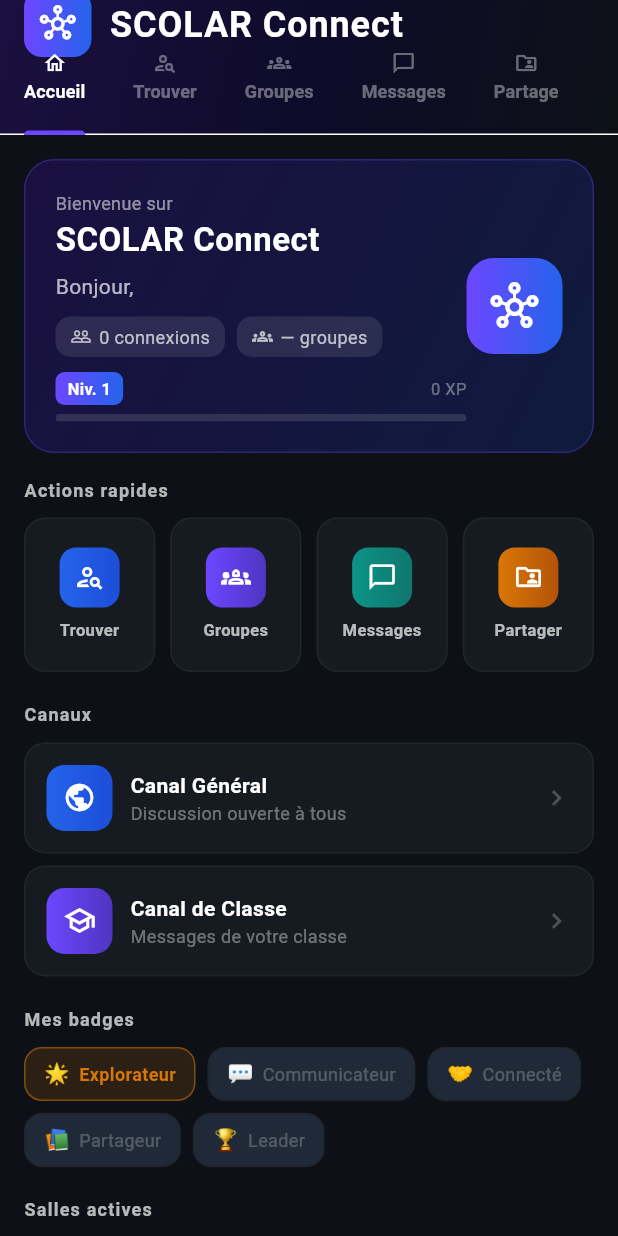
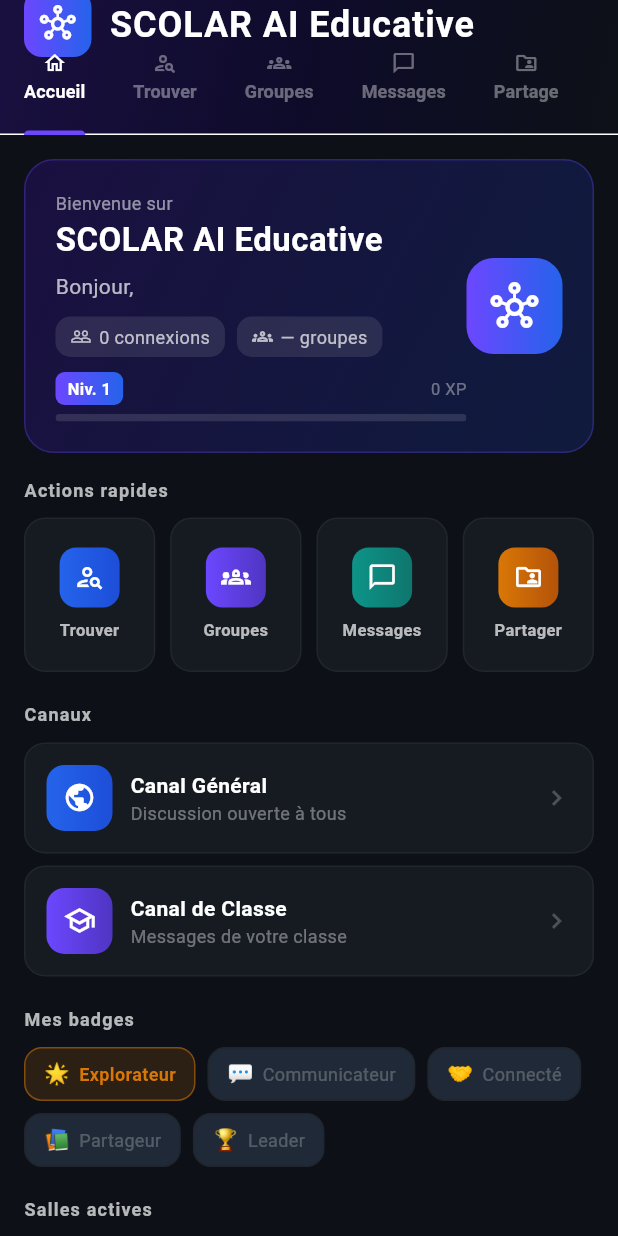
Before and after one commit to ilyas31ai/ilyas_app, a Flutter app: the SCOLARConnectPage screen opened by its route, on a phone screen of 412 x 824 dp. Run offline on Flutter 3.47's test engine with Material 3 defaults, Android fonts, the phone set to English and light mode, and no system bars; our stand-ins replace audioplayers, clock, cloud_firestore, file_picker, firebase_auth, firebase_core and 11 more; missing offline and left inert: dart:html, record, speech_to_text_platform_interface; accounts and stored records are empty; statements that could not run were skipped.

Commit message:
feat(branding): uniformiser le nom en SCOLAR AI Educative + supprimer audio/video
Renommage :
- android:label, CFBundleDisplayName/CFBundleName, MaterialApp.title,
  web/manifest.json → SCOLAR AI Educative
- Tous les textes affichés dans l'UI (AppBar, titres, sous-titres, PDF
  bulletins, messages IA, badges, presse-papier) : remplace les variantes
  ScolarAI Educative / SCOLAR AI / SCOLAR Connect par SCOLAR AI Educative
- BottomNavBar onglet 3 : 'Connect' → 'Réseau'
- Commentaires de code mis a jour (routes, services)

Suppression audio/video (scolar_salle_page.dart) :
- Retire le bloc Visioconference (bouton Rejoindre la visio,
  icone videocam, TODO WebRTC/Jitsi, SnackBar bientot disponible)
- Retire le bloc Tableau blanc collaboratif (placeholder En developpement)
- Conserve le chat texte, les groupes et la liste des participants

Aucune dependance audio/video trouvee dans pubspec.yaml.
flutter analyze : 0 erreur. APK debug : OK.

Co-Authored-By: Claude Sonnet 4.6 <noreply@anthropic.com>

```diff
--- a/lib/main.dart
+++ b/lib/main.dart
@@ -196,7 +196,7 @@ class MyApp extends StatelessWidget {
   Widget build(BuildContext context) {
     return MaterialApp(
       debugShowCheckedModeBanner: false,
-      title: 'ScolarAI Educative',
+      title: 'SCOLAR AI Educative',
 
       theme: ThemeData(
         brightness: Brightness.dark,
--- a/lib/pages/direction_dashboard_page.dart
+++ b/lib/pages/direction_dashboard_page.dart
@@ -181,7 +181,7 @@ class _DirectionDashboardPageState extends State<DirectionDashboardPage> {
 
   void _shareCode(String code, String schoolNom) {
     Clipboard.setData(ClipboardData(
-        text: 'Rejoignez $schoolNom sur SCOLAR AI avec le code : $code'));
+        text: 'Rejoignez $schoolNom sur SCOLAR AI Educative avec le code : $code'));
     ScaffoldMessenger.of(context).showSnackBar(SnackBar(
       content: const Text('Message copié — partagez-le à vos utilisateurs'),
       backgroundColor: _blue,
@@ -402,7 +402,7 @@ class _DirectionDashboardPageState extends State<DirectionDashboardPage> {
                     color: Colors.white,
                     fontSize: 16,
                     fontWeight: FontWeight.bold)),
-            Text('SCOLAR Connect · Direction',
+            Text('SCOLAR AI Educative · Direction',
                 style: TextStyle(color: Colors.white38, fontSize: 11)),
           ],
         ),
@@ -647,7 +647,7 @@ class _DirectionDashboardPageState extends State<DirectionDashboardPage> {
                               letterSpacing: 6,
                             )),
                         const Spacer(),
-                        Text('SCOLAR AI',
+                        Text('SCOLAR AI Educative',
                             style: TextStyle(
                                 color:
                                     Colors.white.withValues(alpha: 0.2),
--- a/lib/pages/eleve_releve_notes_page.dart
+++ b/lib/pages/eleve_releve_notes_page.dart
@@ -294,7 +294,7 @@ class _ReleveBodyState extends State<_ReleveBody>
               pw.Row(
                 mainAxisAlignment: pw.MainAxisAlignment.spaceBetween,
                 children: [
-                  pw.Text('SCOLAR Connect — Bulletin de notes',
+                  pw.Text('SCOLAR AI Educative — Bulletin de notes',
                       style: pw.TextStyle(
                           fontSize: 16,
                           fontWeight: pw.FontWeight.bold,
--- a/lib/pages/home_page.dart
+++ b/lib/pages/home_page.dart
@@ -164,12 +164,12 @@ class _HomePageState extends State<HomePage> {
   }
 
   String get _roleSubtitle {
-    if (PermissionService.isDirection(_role)) return 'SCOLAR AI · Direction';
-    if (_role == UserRole.professeur) return 'SCOLAR AI · Professeur';
-    if (_role == UserRole.parent) return 'SCOLAR AI · Parent';
+    if (PermissionService.isDirection(_role)) return 'SCOLAR AI Educative · Direction';
+    if (_role == UserRole.professeur) return 'SCOLAR AI Educative · Professeur';
+    if (_role == UserRole.parent) return 'SCOLAR AI Educative · Parent';
     final niveau = _profile?.niveau;
-    if (niveau != null && niveau.isNotEmpty) return 'SCOLAR AI · $niveau';
-    return 'SCOLAR AI · Élève';
+    if (niveau != null && niveau.isNotEmpty) return 'SCOLAR AI Educative · $niveau';
+    return 'SCOLAR AI Educative · Élève';
   }
 
   // ─── Banner ────────────────────────────────────────────────────────────────
@@ -396,7 +396,7 @@ class _HomePageState extends State<HomePage> {
         const SizedBox(height: 8),
         _ToolCard(
           icon: Icons.chat_bubble_outline,
-          title: 'SCOLAR Connect',
+          title: 'SCOLAR AI Educative',
           subtitle: 'Discussions avec vos contacts',
           colors: const [Color(0xFF374151), Color(0xFF1F2937)],
           onTap: () => Navigator.pushNamed(context, '/scolar_connect'),
@@ -563,7 +563,7 @@ class _EleveFullDashboard extends StatelessWidget {
                 Text(
                   profile.niveau != null && profile.niveau!.isNotEmpty
                       ? '${profile.niveau} · ${profile.classeNom ?? ''}'
-                      : profile.classeNom ?? 'SCOLAR AI · Élève',
+                      : profile.classeNom ?? 'SCOLAR AI Educative · Élève',
                   style: const TextStyle(color: Colors.white38, fontSize: 11),
                 ),
               ],
@@ -1454,7 +1454,7 @@ class _EleveCommunicationTools extends StatelessWidget {
         const SizedBox(height: 8),
         _CommCard(
           icon: Icons.chat_bubble_outline,
-          title: 'SCOLAR Connect',
+          title: 'SCOLAR AI Educative',
           subtitle: 'Discussions avec vos contacts',
           colors: const [Color(0xFF374151), Color(0xFF1F2937)],
           onTap: () => Navigator.pushNamed(context, '/scolar_connect'),
--- a/lib/pages/main_shell.dart
+++ b/lib/pages/main_shell.dart
@@ -100,7 +100,7 @@ class _MainShellState extends State<MainShell> {
             BottomNavigationBarItem(
               icon: Icon(Icons.hub_outlined),
               activeIcon: Icon(Icons.hub),
-              label: 'Connect',
+              label: 'Réseau',
             ),
             BottomNavigationBarItem(
               icon: Icon(Icons.person_outline),
--- a/lib/pages/profile_page.dart
+++ b/lib/pages/profile_page.dart
@@ -498,7 +498,7 @@ class _ProfilePageState extends State<ProfilePage> {
         const SizedBox(height: 8),
         _ActionTile(
           icon: Icons.hub_outlined,
-          label: 'SCOLAR Connect',
+          label: 'SCOLAR AI Educative',
           onTap: () => Navigator.pushNamed(context, '/scolar_connect'),
         ),
         const SizedBox(height: 8),
--- a/lib/pages/scolar_chat_room_page.dart
+++ b/lib/pages/scolar_chat_room_page.dart
@@ -324,7 +324,7 @@ class _SCOLARChatRoomPageState extends State<SCOLARChatRoomPage> {
                 if (!_isGroup)
                   OnlineLabel(username: widget.name)
                 else
-                  const Text('SCOLAR Connect',
+                  const Text('SCOLAR AI Educative',
                       style: TextStyle(color: Colors.white38, fontSize: 11)),
               ],
             ),
--- a/lib/pages/scolar_connect_page.dart
+++ b/lib/pages/scolar_connect_page.dart
@@ -91,7 +91,7 @@ class _SCOLARConnectPageState extends State<SCOLARConnectPage>
                   ),
                   const SizedBox(width: 8),
                   const Text(
-                    'SCOLAR Connect',
+                    'SCOLAR AI Educative',
                     style: TextStyle(
                       color: Colors.white,
                       fontSize: 16,
@@ -212,7 +212,7 @@ class _AccueilTab extends StatelessWidget {
                 const Text('Bienvenue sur',
                     style: TextStyle(
                         color: Colors.white54, fontSize: 12)),
-                const Text('SCOLAR Connect',
+                const Text('SCOLAR AI Educative',
                     style: TextStyle(
                       color: Colors.white,
                       fontSize: 22,
--- a/lib/routes/app_routes.dart
+++ b/lib/routes/app_routes.dart
@@ -11,8 +11,8 @@ class AppRoutes {
 
   // ── Shell & Global ──────────────────────────────────────────────────────────
   static const notifications = '/notifications'; // → existant
-  static const messages = '/scolar_connect'; // → SCOLAR Connect
-  static const eleveDiscussion = '/scolar_connect'; // → SCOLAR Connect
+  static const messages = '/scolar_connect'; // → SCOLAR AI Educative (Réseau)
+  static const eleveDiscussion = '/scolar_connect'; // → SCOLAR AI Educative (Réseau)
   static const scolarConnect = '/scolar_connect';
   static const messagerie = '/messagerie';
   static const espaceDirection = '/espace_direction'; // → existant
--- a/lib/services/ai_response_service.dart
+++ b/lib/services/ai_response_service.dart
@@ -43,7 +43,7 @@ class AiResponseService {
       'Informatique': 'les algorithmes, Python ou Flutter',
     };
     final topic = topicMap[subject] ?? 'ta matiere';
-    return 'Bonjour ! Je suis **SCOLAR AI**, ton assistant scolaire.\n\n'
+    return 'Bonjour ! Je suis **SCOLAR AI Educative**, ton assistant scolaire.\n\n'
         'Je suis configure pour t aider en **$subject** au niveau **$level**.\n\n'
         'Ce que je peux faire :\n'
         '- Expliquer des notions et concepts\n'
--- a/lib/services/groupe_service.dart
+++ b/lib/services/groupe_service.dart
@@ -8,7 +8,7 @@ import 'package:firebase_storage/firebase_storage.dart';
 
 import '../models/groupe_model.dart';
 
-/// Service Firestore pour la gestion des groupes d'étude SCOLAR Connect.
+/// Service Firestore pour la gestion des groupes d'étude SCOLAR AI Educative.
 ///
 /// Collection : `scolar_groupes/{groupeId}`
 /// Sous-collections : `membres/{uid}`, `documents/{docId}`, `objectifs/{objId}`
--- a/lib/services/scolar_gamification_service.dart
+++ b/lib/services/scolar_gamification_service.dart
@@ -53,7 +53,7 @@ class BadgeInfo {
   });
 }
 
-/// Gère la gamification pour SCOLAR Connect.
+/// Gère la gamification pour SCOLAR AI Educative.
 /// Collection Firestore : scolar_gamification/{uid}
 /// Champs : xp, level, badges, streak, weeklyXp, lastActivity
 class ScolarGamificationService {
@@ -168,7 +168,7 @@ class ScolarGamificationService {
     'Premier Pas': BadgeInfo(
       name: 'Premier Pas', emoji: '👋', colorValue: 0xFF9CA3AF,
       rarity: BadgeRarity.commun,
-      description: 'Bienvenue sur SCOLAR Connect !',
+      description: 'Bienvenue sur SCOLAR AI Educative !',
     ),
     'Curieux': BadgeInfo(
       name: 'Curieux', emoji: '🔍', colorValue: 0xFF6B7280,
--- a/pubspec.yaml
+++ b/pubspec.yaml
@@ -1,5 +1,5 @@
 name: scolar_ai_educative
-description: "ScolarAI Educative - Assistant scolaire intelligent multi-cycles"
+description: "SCOLAR AI Educative - Assistant scolaire intelligent multi-cycles"
 publish_to: 'none'
 
 version: 1.0.0+1
```
Also changed, not shown: lib/pages/scolar_salle_page.dart (+0 -117 lines), 5 other files.
